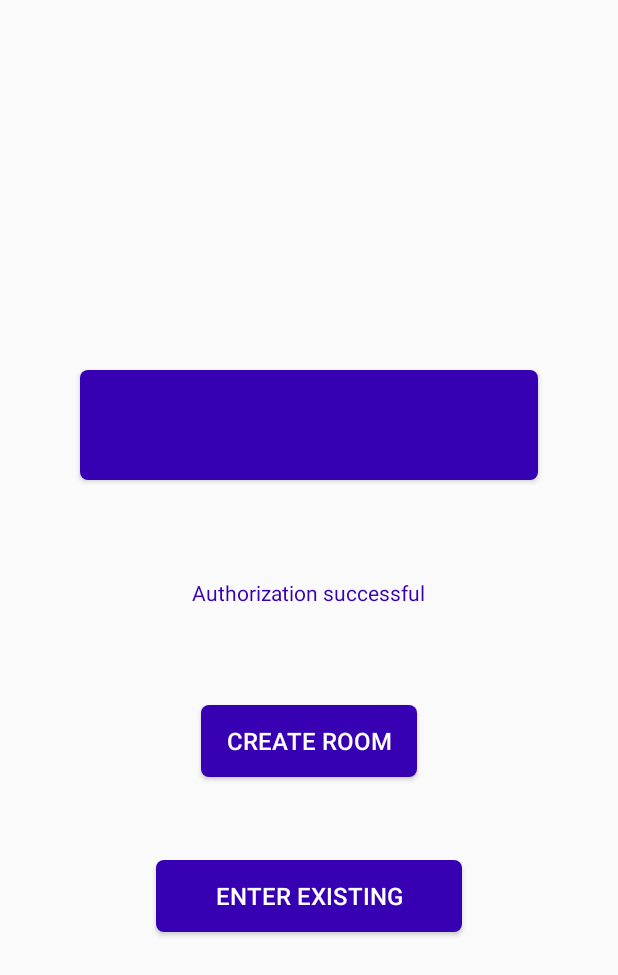
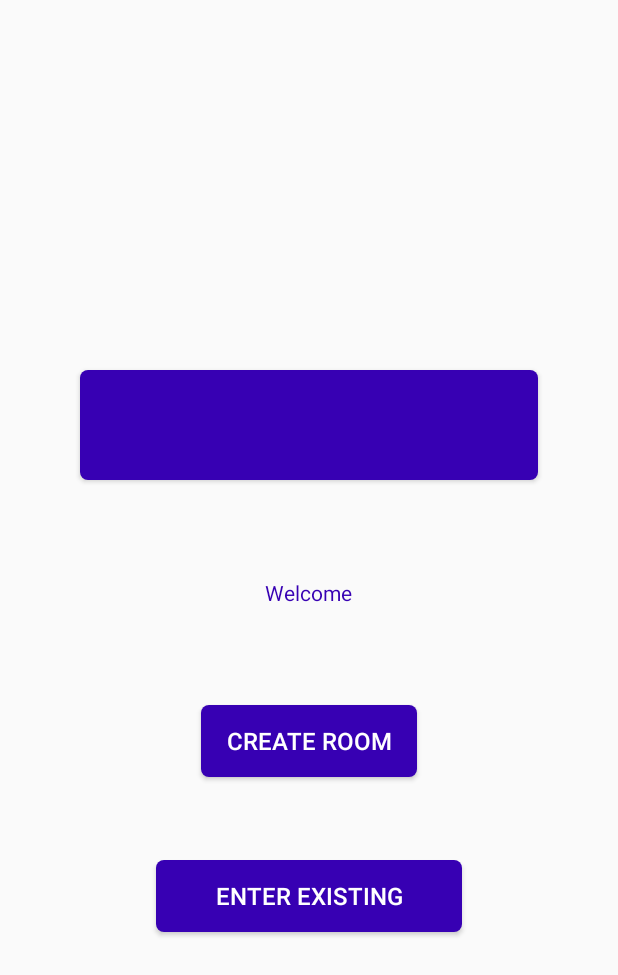
Before and after one commit to Andrew-1000/ChatAppMVVM, an Android app: the layout activity_login.xml on its own in the app's theme, with its tools: preview values and no code run, on a phone screen of 412 x 824 dp. Shown: the top 975 px of the screen. Run offline under Robolectric (Android 15) with nearby library versions, the phone set to English and light mode, and no system bars.

Commit message:
Replaced string value to Welcome

```diff
--- a/app/src/main/res/values/strings.xml
+++ b/app/src/main/res/values/strings.xml
@@ -6,7 +6,7 @@
     <string name="room_dialog_heading">Enter room name</string>
     <string name="dialog_room_info">Name of room is kind of a token known between you and the other party to allow you into a chatroom</string>
     <string name="text_submit">Submit</string>
-    <string name="success_message_authentication">Authorization successful</string>
+    <string name="success_message_authentication">Welcome</string>
     <string name="chats_heading">Messages</string>
     <string name="hint_room_name">Room name</string>
     <string name="hint_typing">Type Message</string>
```
